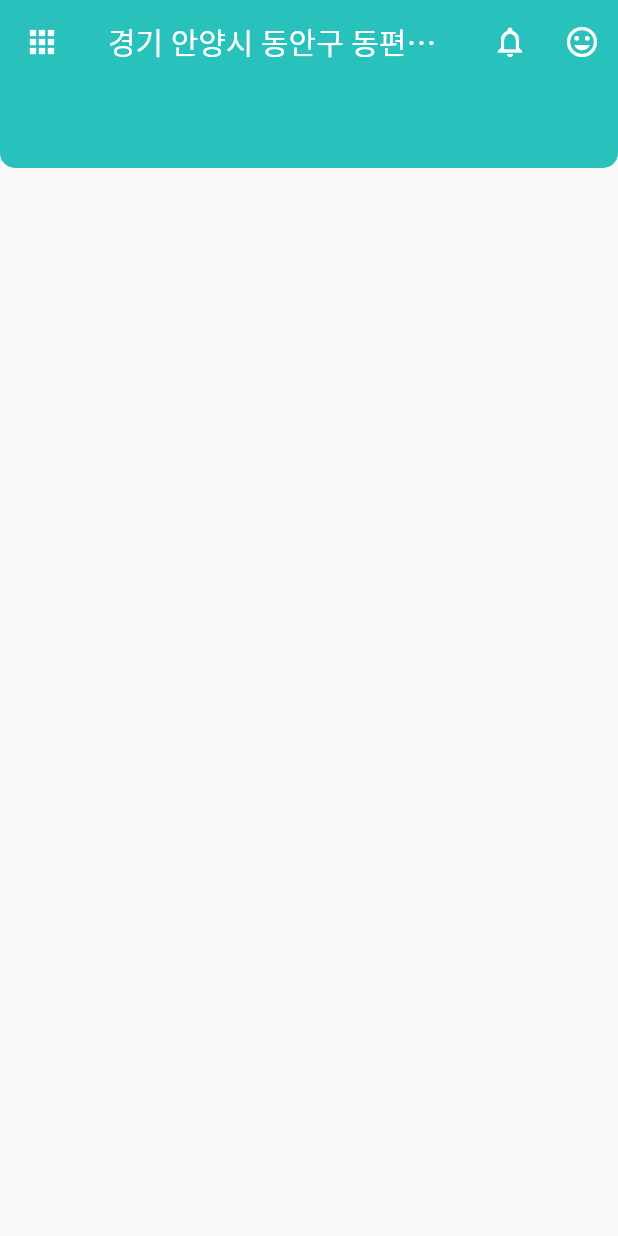
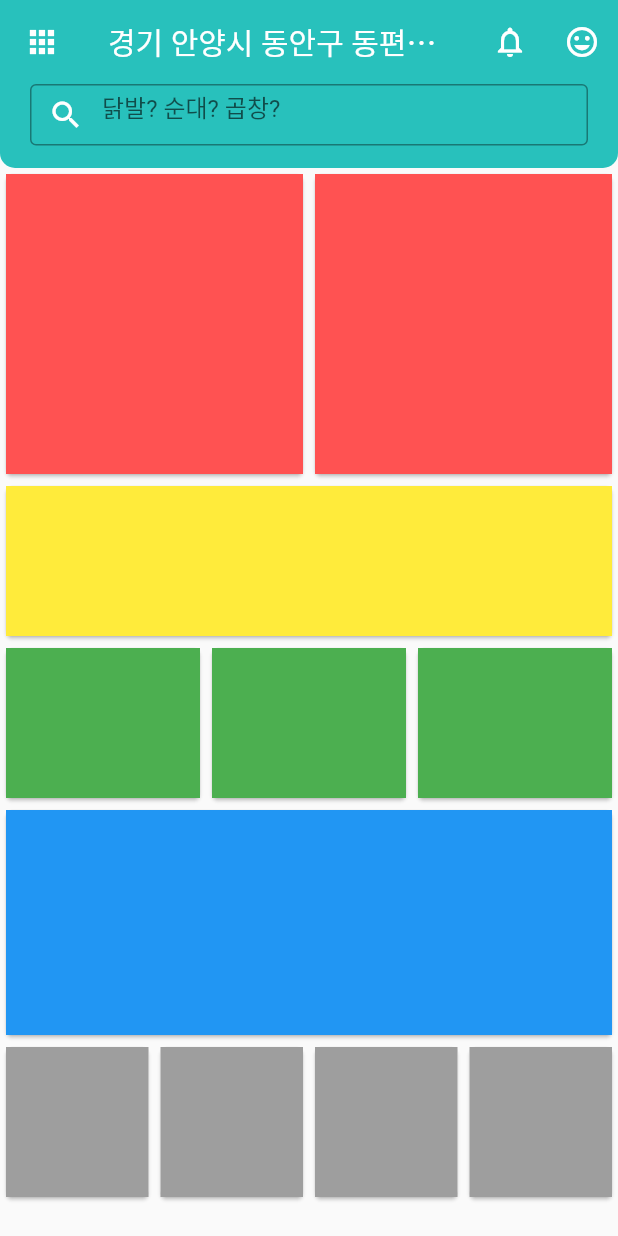
Before and after one commit to teddyjune/Baemin, a Flutter app: the screen it shows after launch, on a phone screen of 412 x 824 dp. Run offline on Flutter 3.47's test engine with Material 2 defaults, Android fonts, the phone set to English and light mode, and no system bars.

Commit message:
화면 틀 잡음

```diff
--- a/lib/baemin_screen.dart
+++ b/lib/baemin_screen.dart
@@ -12,7 +12,8 @@ class BeaminScreen extends StatelessWidget {
         leading: const Icon(Icons.apps_outlined),
         title: const Text("경기 안양시 동안구 동편로 1..."),
         actions: [
-          IconButton(onPressed: () {}, icon: const Icon(Icons.notifications_none)),
+          IconButton(
+              onPressed: () {}, icon: const Icon(Icons.notifications_none)),
           IconButton(onPressed: () {}, icon: const Icon(Icons.mood)),
         ],
       ),
@@ -20,11 +21,122 @@ class BeaminScreen extends StatelessWidget {
         children: [
           Container(
             decoration: const BoxDecoration(
-              borderRadius: BorderRadius.only(bottomLeft: Radius.circular(10), bottomRight: Radius.circular(10)),
+              borderRadius: BorderRadius.only(
+                  bottomLeft: Radius.circular(10),
+                  bottomRight: Radius.circular(10)),
               color: Color(0xff28C1BC),
             ),
             height: 56,
-          )
+            child: const Padding(
+              padding: EdgeInsets.fromLTRB(20, 0, 20, 15),
+              child: TextField(
+                decoration: InputDecoration(
+                  border: OutlineInputBorder(),
+                  prefixIcon: Icon(
+                    Icons.search,
+                    color: Colors.white,
+                  ),
+                  hintText: '닭발? 순대? 곱창?',
+                ),
+              ),
+            ),
+          ),
+          Row(
+            children: [
+              Flexible(
+                child: Card(
+                  child: Container(
+                    color: Colors.redAccent,
+                    height: 200,
+                  ),
+                ),
+              ),
+              Flexible(
+                child: Card(
+                  child: Container(
+                    color: Colors.redAccent,
+                    height: 200,
+                  ),
+                ),
+              ),
+            ],
+          ),
+          Card(
+            child: Container(
+              color: Colors.yellow,
+              height: 100,
+            ),
+          ),
+          Row(
+            children: [
+              Flexible(
+                child: Card(
+                  child: Container(
+                    color: Colors.green,
+                    height: 100,
+                  ),
+                ),
+              ),
+              Flexible(
+                child: Card(
+                  child: Container(
+                    color: Colors.green,
+                    height: 100,
+                  ),
+                ),
+              ),
+              Flexible(
+                child: Card(
+                  child: Container(
+                    color: Colors.green,
+                    height: 100,
+                  ),
+                ),
+              ),
+            ],
+          ),
+          Card(
+            child: Container(
+              color: Colors.blue,
+              height: 150,
+            ),
+          ),
+          Row(
+            children: [
+              Flexible(
+                child: Card(
+                  child: Container(
+                    color: Colors.grey,
+                    height: 100,
+                  ),
+                ),
+              ),
+              Flexible(
+                child: Card(
+                  child: Container(
+                    color: Colors.grey,
+                    height: 100,
+                  ),
+                ),
+              ),
+              Flexible(
+                child: Card(
+                  child: Container(
+                    color: Colors.grey,
+                    height: 100,
+                  ),
+                ),
+              ),
+              Flexible(
+                child: Card(
+                  child: Container(
+                    color: Colors.grey,
+                    height: 100,
+                  ),
+                ),
+              ),
+            ],
+          ),
         ],
       ),
     );
```
